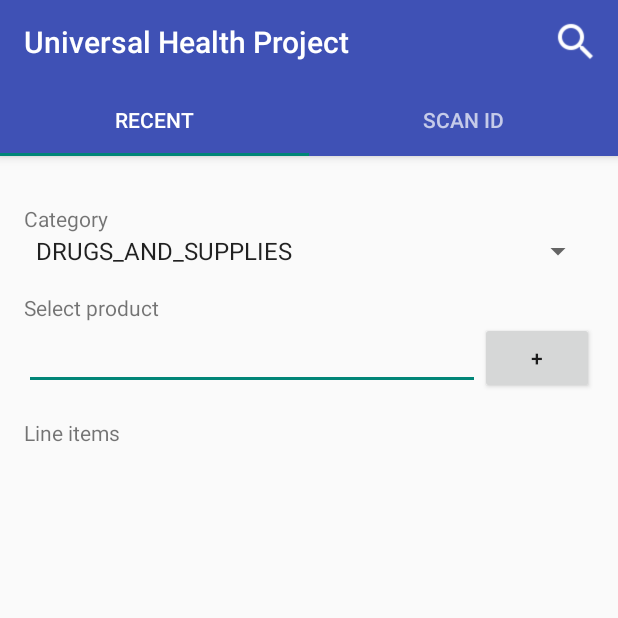
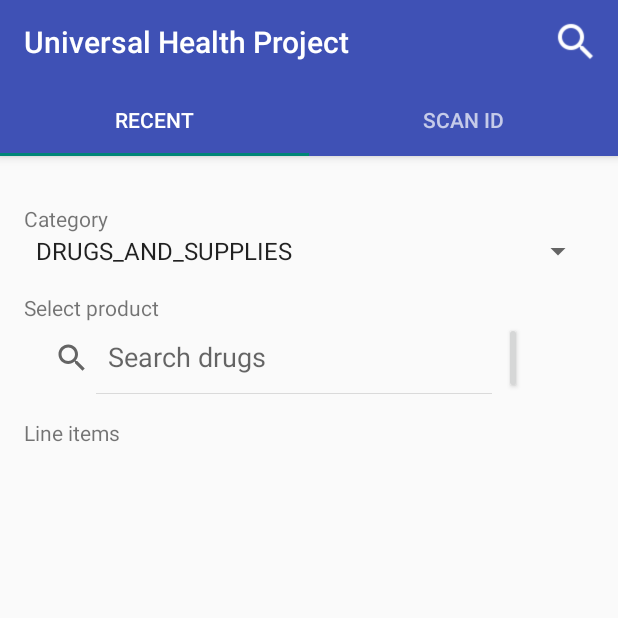
Before and after one commit to Meso-Health/meso-clinic, an Android app: the fragment EncounterFragment placed in its activity, on a phone screen of 412 x 824 dp, the top half of it. Run offline under Robolectric (Android 15) with nearby library versions, the phone set to English and light mode, and no system bars; our stand-ins replace EventBus; libraries missing offline, so code that uses them is left out: com.j256.ormlite, com.rollbar.android; 10 statements that could not run were skipped.

Commit message:
Replace autocomplete text view with fuzzy search search bar.
[no tracker]

```diff
--- a/app/src/main/java/org/watsi/uhp/fragments/EncounterFragment.java
+++ b/app/src/main/java/org/watsi/uhp/fragments/EncounterFragment.java
@@ -1,29 +1,24 @@
 package org.watsi.uhp.fragments;
 
+import android.app.SearchManager;
 import android.content.Context;
 import android.os.Bundle;
 import android.support.v4.app.Fragment;
 import android.support.v4.app.FragmentTransaction;
-import android.view.KeyEvent;
 import android.view.LayoutInflater;
 import android.view.View;
 import android.view.ViewGroup;
-import android.view.inputmethod.EditorInfo;
-import android.view.inputmethod.InputMethodManager;
 import android.widget.AdapterView;
 import android.widget.ArrayAdapter;
-import android.widget.AutoCompleteTextView;
 import android.widget.Button;
-import android.widget.EditText;
 import android.widget.LinearLayout;
 import android.widget.ListView;
+import android.widget.SearchView;
 import android.widget.Spinner;
-import android.widget.TextView;
 
 import com.rollbar.android.Rollbar;
 
 import org.watsi.uhp.R;
-
 import org.watsi.uhp.activities.MainActivity;
 import org.watsi.uhp.adapters.BillableAdapter;
 import org.watsi.uhp.database.BillableDao;
@@ -49,7 +44,7 @@ public class EncounterFragment extends Fragment {
     private Billable.CategoryEnum selectedCategory = null;
     private Spinner servicesSpinner;
     private Spinner labsSpinner;
-    private AutoCompleteTextView productSearch;
+    private SearchView drugSearch;
     private View currentProductView;
     private final Map<String, List<Billable>> filteredBillablesMap = new HashMap<>();
     private BillableAdapter billableAdapter;
@@ -87,19 +82,14 @@ public class EncounterFragment extends Fragment {
 
         servicesSpinner = (Spinner) view.findViewById(R.id.services_spinner);
         labsSpinner = (Spinner) view.findViewById(R.id.labs_spinner);
-
-        productSearch = (AutoCompleteTextView) view.findViewById(R.id.drug_search);
-        productSearch.setOnItemClickListener(new AdapterView.OnItemClickListener() {
-            @Override
-            public void onItemClick(AdapterView<?> arg0, View arg1, int arg2, long arg3) {
-                // dismisses keyboard when product is selected from autocomplete suggestions
-                InputMethodManager in = (InputMethodManager) getActivity().getSystemService(Context.INPUT_METHOD_SERVICE);
-                in.hideSoftInputFromWindow(arg1.getApplicationWindowToken(), 0);
-            }
-        });
+        drugSearch = (SearchView) view.findViewById(R.id.drug_search);
 
         CategoryListener listener = new CategoryListener();
         categorySpinner.setOnItemSelectedListener(listener);
+
+        SearchManager searchManager = (SearchManager) getActivity().getSystemService(Context.SEARCH_SERVICE);
+        SearchView searchView = (SearchView) view.findViewById(R.id.drug_search);
+        searchView.setSearchableInfo(searchManager.getSearchableInfo(getActivity().getComponentName()));
 
         final Button selectBillableButton = (Button) view.findViewById(R.id.enter_billable);
         selectBillableButton.setOnClickListener(new CreateBillableListener());
@@ -179,12 +169,8 @@ public class EncounterFragment extends Fragment {
 
     private Billable getSelectedBillable(View view) {
         String displayString;
-        if (Billable.CategoryEnum.DRUGS_AND_SUPPLIES.equals(selectedCategory)) {
-            displayString = ((AutoCompleteTextView) view).getEditableText().toString();
-        } else {
-            Spinner spinner = (Spinner) view;
-            displayString = (String) spinner.getSelectedItem();
-        }
+        Spinner spinner = (Spinner) view;
+        displayString = (String) spinner.getSelectedItem();
         List<Billable> matches = filteredBillablesMap.get(displayString);
         if (matches == null) {
             return null;
@@ -210,7 +196,7 @@ public class EncounterFragment extends Fragment {
             selectedCategory = (Billable.CategoryEnum) parent.getItemAtPosition(position);
             servicesSpinner.setVisibility(View.GONE);
             labsSpinner.setVisibility(View.GONE);
-            productSearch.setVisibility(View.GONE);
+            drugSearch.setVisibility(View.GONE);
             switch (selectedCategory) {
                 case SERVICES:
                     currentProductView = servicesSpinner;
@@ -219,16 +205,13 @@ public class EncounterFragment extends Fragment {
                     currentProductView = labsSpinner;
                     break;
                 case DRUGS_AND_SUPPLIES:
-                    currentProductView = productSearch;
+                    currentProductView = drugSearch;
                     break;
             }
 
-            Map<String, List<Billable>> filteredBillableMap = getFilteredBillableMap(selectedCategory);
-            ArrayAdapter adapter = getProductAdapter(filteredBillableMap);
-            // AutoCompleteTextView & Spinner are not descendants of same adapter interface, so forced to cast
-            if (Billable.CategoryEnum.DRUGS_AND_SUPPLIES.equals(selectedCategory)) {
-                ((AutoCompleteTextView) currentProductView).setAdapter(adapter);
-            } else {
+            if (!Billable.CategoryEnum.DRUGS_AND_SUPPLIES.equals(selectedCategory)) {
+                Map<String, List<Billable>> filteredBillableMap = getFilteredBillableMap(selectedCategory);
+                ArrayAdapter adapter = getProductAdapter(filteredBillableMap);
                 ((Spinner) currentProductView).setAdapter(adapter);
             }
             currentProductView.setVisibility(View.VISIBLE);
@@ -245,11 +228,6 @@ public class EncounterFragment extends Fragment {
         @Override
         public void onClick(View v) {
             Billable selectedBillable = getSelectedBillable(currentProductView);
-            if (selectedBillable == null) {
-                selectedBillable = new Billable();
-                selectedBillable.setName(productSearch.getEditableText().toString());
-                selectedBillable.setCategory(selectedCategory);
-            }
             billableAdapter.add(selectedBillable);
             if (createEncounterButton.getVisibility() == View.GONE) {
                 createEncounterButton.setVisibility(View.VISIBLE);
--- a/app/src/main/res/layout/fragment_encounter.xml
+++ b/app/src/main/res/layout/fragment_encounter.xml
@@ -86,12 +86,12 @@
                     android:layout_weight="4"
                     android:visibility="gone" />
 
-                <AutoCompleteTextView
+                <SearchView
                     android:id="@+id/drug_search"
-                    android:layout_width="0dp"
+                    android:layout_width="wrap_content"
                     android:layout_height="wrap_content"
-                    android:layout_weight="4"
-                    android:completionThreshold="3" />
+                    android:iconifiedByDefault="false"
+                    android:queryHint="Search drugs" />
 
                 <Button
                     android:id="@+id/enter_billable"
```
